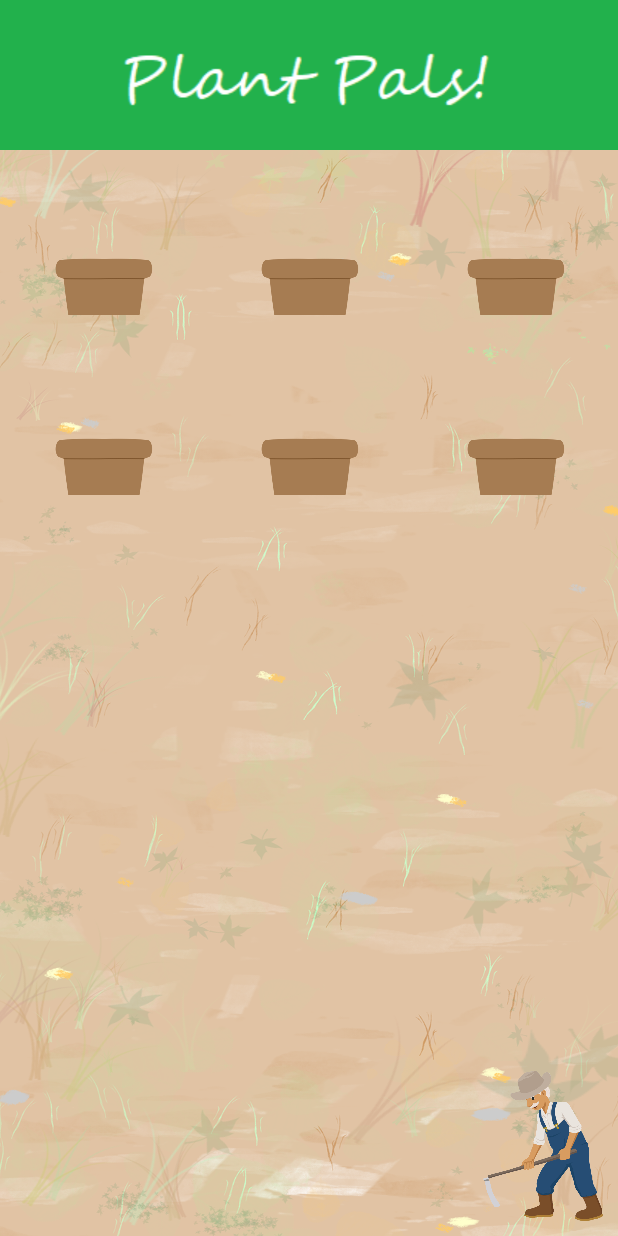
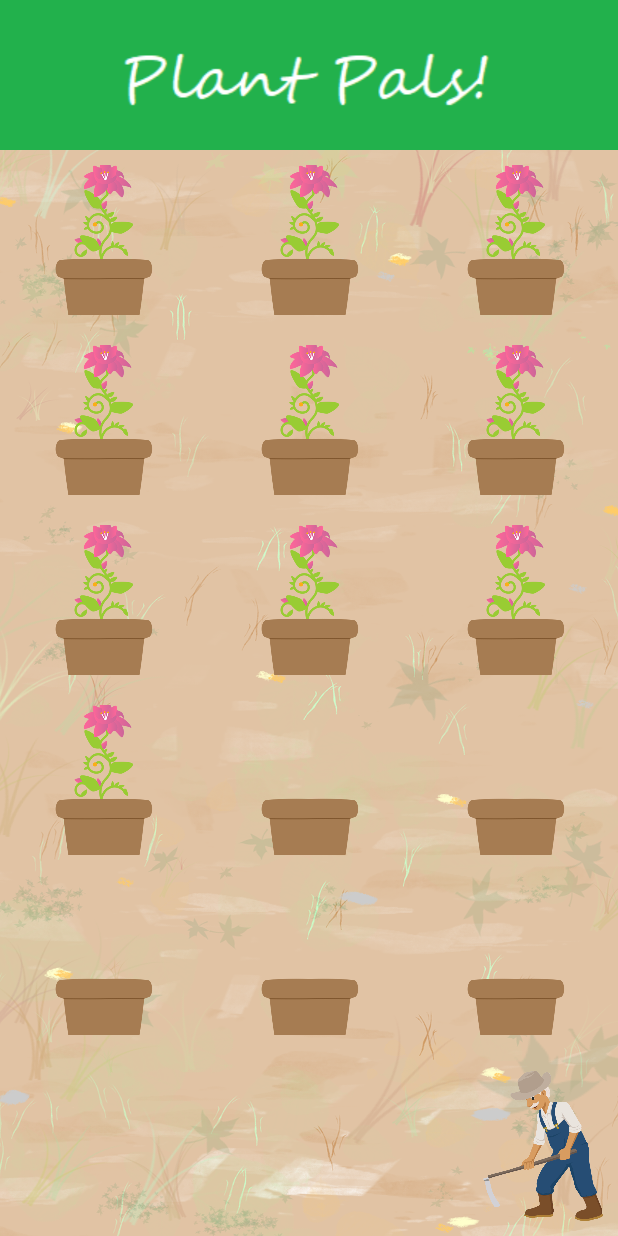
Before and after one commit to puzzler7/PlantPals, an Android app: the screen it shows after launch (MainActivity), on a phone screen of 412 x 824 dp. Run offline under Robolectric (Android 15) with nearby library versions, the phone set to English and light mode, and no system bars; our stand-ins replace Room's generated code.

Commit message:
dummy data

```diff
--- a/app/src/main/java/com/tabs/tabs/gui/GardenFragment.java
+++ b/app/src/main/java/com/tabs/tabs/gui/GardenFragment.java
@@ -70,6 +70,11 @@ public class GardenFragment extends Fragment {
             for(PlantModel pm : db.PlantDao().getAll()) {
                 plants.add(PlantHelper.makePlant(pm));
             }
+            //fake plant
+            for (int i = 0; i < 10; i++) {
+                Plant p = new Plant(PlantType.POPPY, new Status(Stage.FLOWER.getStage(), Health.HEALTHY.getHealth()), new Profile());
+                plants.add(p);
+            }
         }
         // Inflate the layout for this fragment
         return inflater.inflate(R.layout.garden_fragment_layout, container, false);
--- a/app/src/main/res/layout/plant_focus_fragment.xml
+++ b/app/src/main/res/layout/plant_focus_fragment.xml
@@ -18,7 +18,7 @@
             android:id="@+id/img"
             android:layout_width="match_parent"
             android:layout_height="match_parent"
-            android:background="@color/backgroundBrown"
+            android:background="@null"
             android:layout_centerHorizontal="true"
             android:scaleType="centerCrop"
             android:focusable="true"
```
